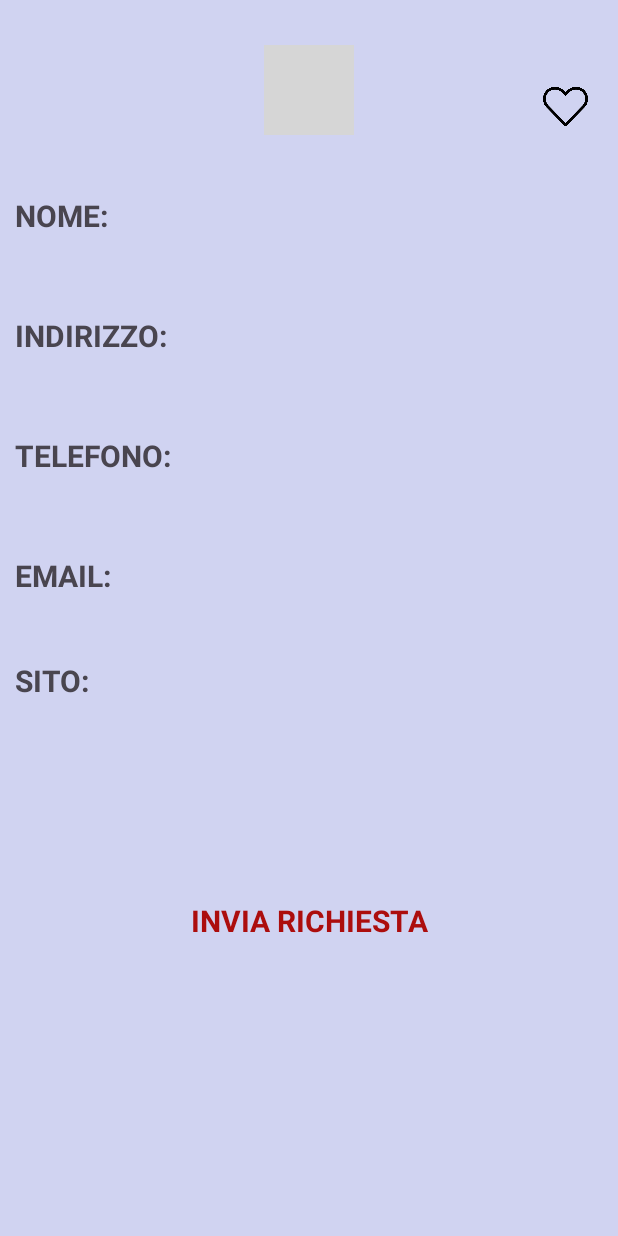
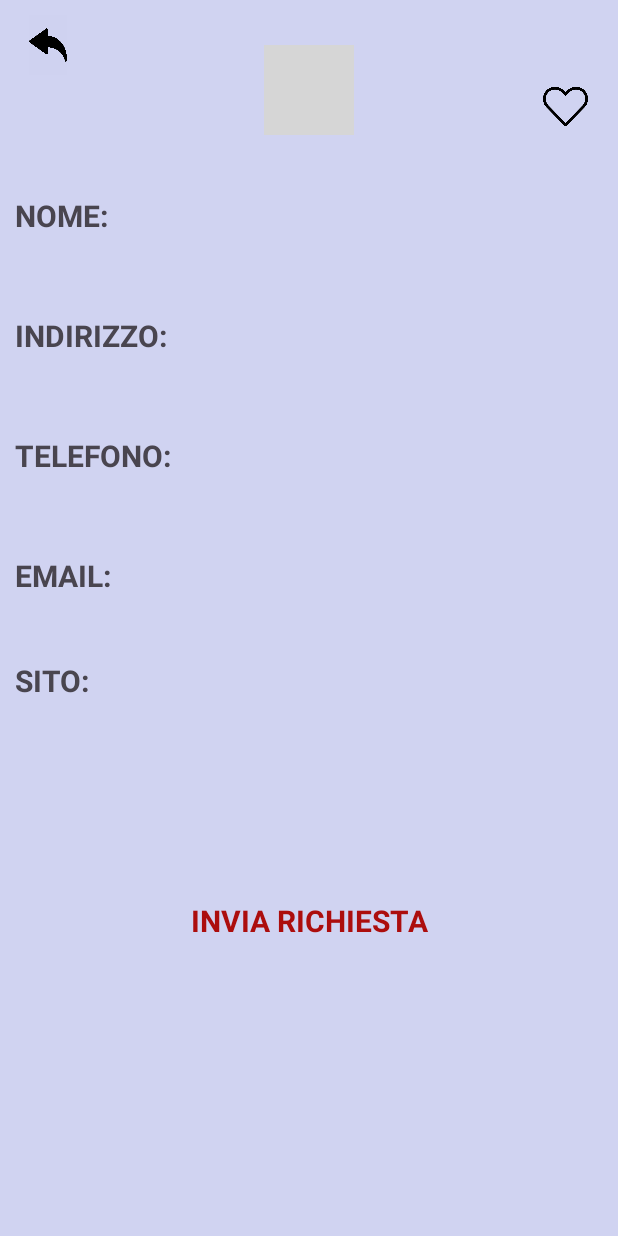
Before and after one commit to SamueBio/Progetto_IS, an Android app: the SpecAll screen opened directly, with no data from a screen before it, on a phone screen of 412 x 824 dp. Run offline under Robolectric (Android 15) with nearby library versions, the phone set to English and light mode, and no system bars; 5 statements that could not run were skipped; grey boxes are pictures that could not be loaded.

Commit message:
commit & push

```diff
--- a/app/src/main/java/com/example/myapplication/SpecAll.java
+++ b/app/src/main/java/com/example/myapplication/SpecAll.java
@@ -64,4 +64,9 @@ public class SpecAll extends AppCompatActivity {
         intent.putExtra("alloggio", acc);
         startActivity(intent);
     }
+
+    public void onBackImageClick(View view) {
+        finish();
+    }
+
 }
--- a/app/src/main/res/layout/alloggio.xml
+++ b/app/src/main/res/layout/alloggio.xml
@@ -5,6 +5,20 @@
     android:layout_width="match_parent"
     android:layout_height="match_parent"
     android:background="@color/bg">
+
+    <ImageButton
+        android:id="@+id/back"
+        android:layout_width="25dp"
+        android:layout_height="40dp"
+        android:layout_alignParentTop="true"
+        android:layout_marginStart="19dp"
+        android:layout_marginLeft="20dp"
+        android:layout_marginTop="10dp"
+        android:background="#CFD2F0"
+        android:scaleType="fitCenter"
+        app:srcCompat="@drawable/back"
+        android:clickable="true"
+        android:onClick="onBackImageClick"/>
 
     <TextView
         android:id="@+id/back2"
```
Also changed, not shown: app/src/main/java/com/example/myapplication/Cerca.java (+2 -8 lines).
